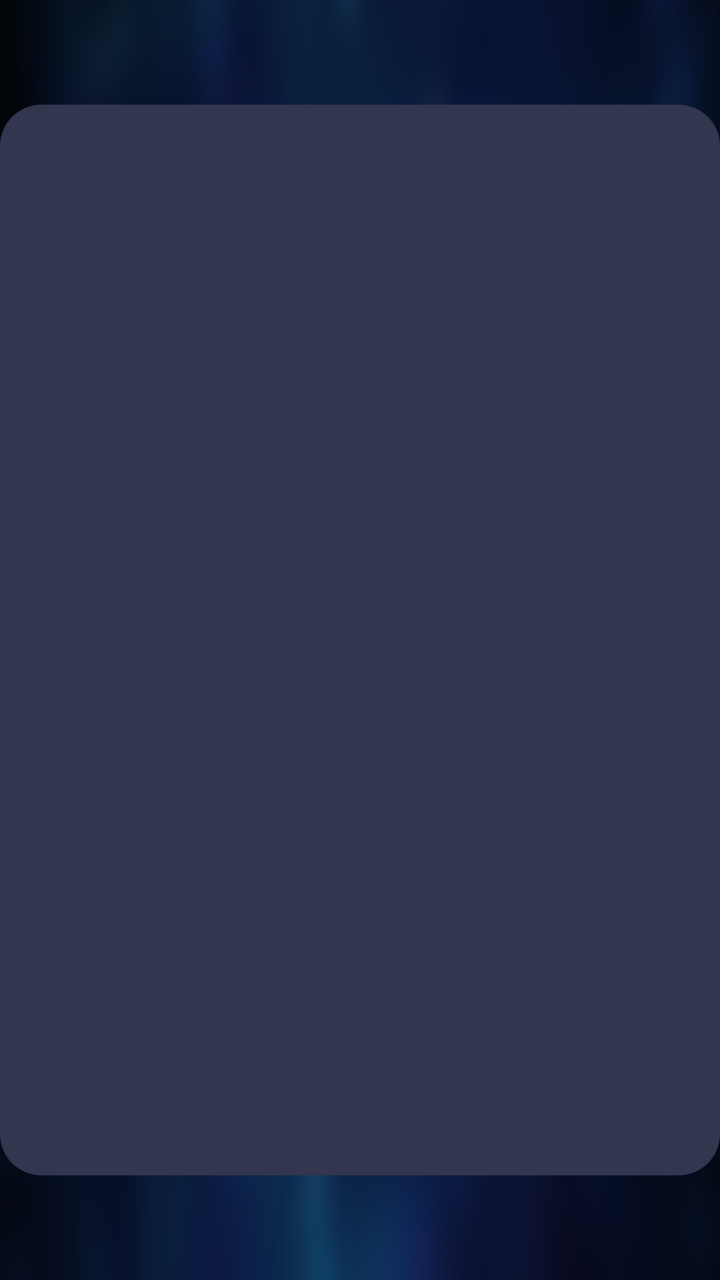
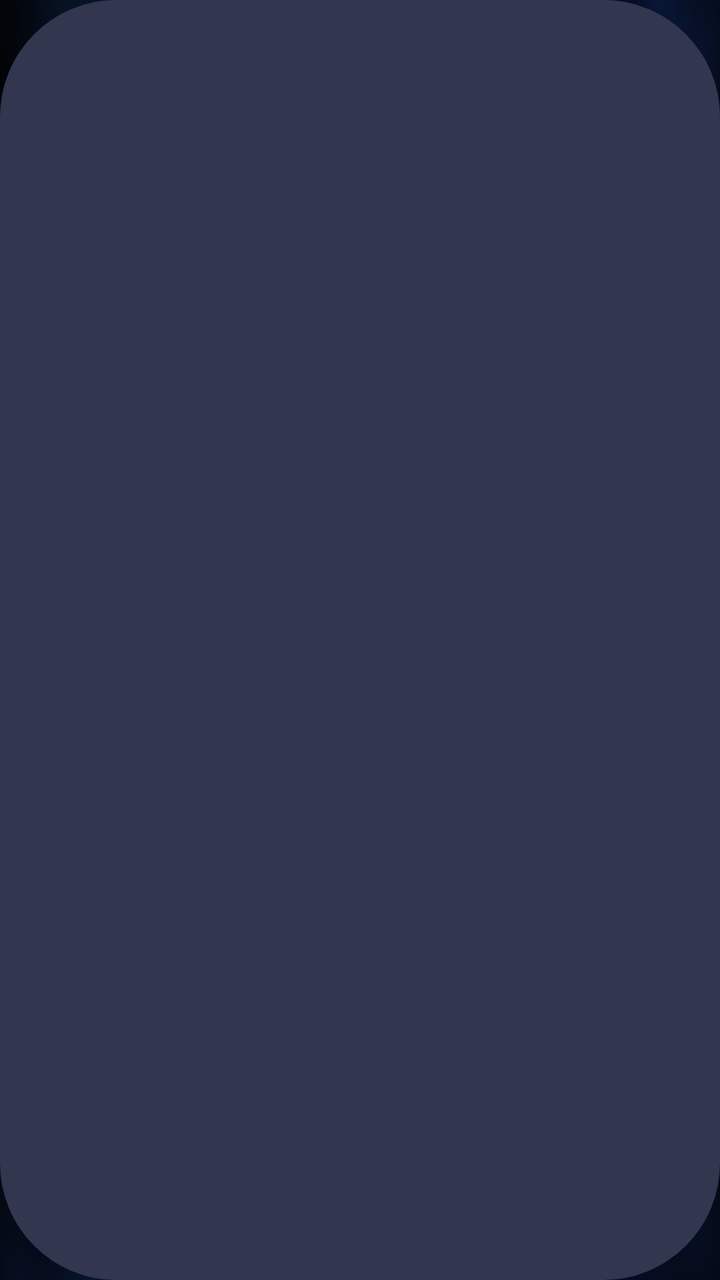

An Android layout rendered at two revisions. The XML below is the earlier revision; the diff shows what the commit changed to produce the second picture.
<!-- AndroidManifest.xml: application theme AppTheme.NoActionBar -->
<!-- res/layout/remote_dialog.xml -->
<?xml version="1.0" encoding="utf-8"?>
<FrameLayout xmlns:android="http://schemas.android.com/apk/res/android"
    android:layout_width="match_parent"
    android:layout_height="match_parent">

    <LinearLayout
        android:layout_width="wrap_content"
        android:layout_height="wrap_content"
        android:layout_gravity="center"
        android:background="@drawable/remote_dialog_bg"
        android:orientation="horizontal"
        android:padding="30pt">

        <ImageView
            android:id="@+id/ivQRCode"
            android:layout_width="200pt"
            android:layout_height="200pt" />

        <TextView
            android:id="@+id/tvAddress"
            android:layout_width="260pt"
            android:layout_height="wrap_content"
            android:layout_marginLeft="20pt"
            android:lineSpacingMultiplier="1.5"
            android:textColor="@android:color/white"
            android:textSize="20pt" />
    </LinearLayout>
</FrameLayout>
<!-- resources referenced by this layout -->
<resources>
  <!-- drawable remote_dialog_bg (drawable) -->
  <?xml version="1.0" encoding="utf-8"?>
  <shape xmlns:android="http://schemas.android.com/apk/res/android">
      <corners android:radius="10pt"/>
      <solid android:color="@color/color_32364E"/>
  </shape>
  <style name="AppTheme.NoActionBar">
          <item name="android:windowActionBar">false</item>
          <item name="android:windowNoTitle">true</item>
          <item name="windowActionBar">false</item>
          <item name="android:windowFullscreen">true</item>//全屏即无通知栏
          <item name="android:windowContentOverlay">@null</item>//是否有遮盖
          <item name="windowNoTitle">true</item>
          <item name="android:keepScreenOn">true</item>
          
          <item name="android:windowBackground">@drawable/vod_thumb</item>
      </style>
  <color name="color_32364E">#32364E</color>
  <!-- drawable vod_thumb: png bitmap (drawable-xhdpi, 198620 bytes) -->
</resources>

<!-- the commit's change to res/layout/remote_dialog.xml (unified diff, before → after) -->
@@ -9,20 +9,20 @@
         android:layout_gravity="center"
         android:background="@drawable/remote_dialog_bg"
         android:orientation="horizontal"
-        android:padding="30pt">
+        android:padding="30mm">
 
         <ImageView
             android:id="@+id/ivQRCode"
-            android:layout_width="200pt"
-            android:layout_height="200pt" />
+            android:layout_width="200mm"
+            android:layout_height="200mm" />
 
         <TextView
             android:id="@+id/tvAddress"
-            android:layout_width="260pt"
+            android:layout_width="260mm"
             android:layout_height="wrap_content"
-            android:layout_marginLeft="20pt"
+            android:layout_marginLeft="20mm"
             android:lineSpacingMultiplier="1.5"
             android:textColor="@android:color/white"
-            android:textSize="20pt" />
+            android:textSize="20mm" />
     </LinearLayout>
 </FrameLayout>
<!-- resource entries referenced after the edit -->
@@ -3,7 +3,7 @@
   <!-- drawable remote_dialog_bg (drawable) -->
   <?xml version="1.0" encoding="utf-8"?>
   <shape xmlns:android="http://schemas.android.com/apk/res/android">
-      <corners android:radius="10pt"/>
+      <corners android:radius="10mm"/>
       <solid android:color="@color/color_32364E"/>
   </shape>
   <style name="AppTheme.NoActionBar">
